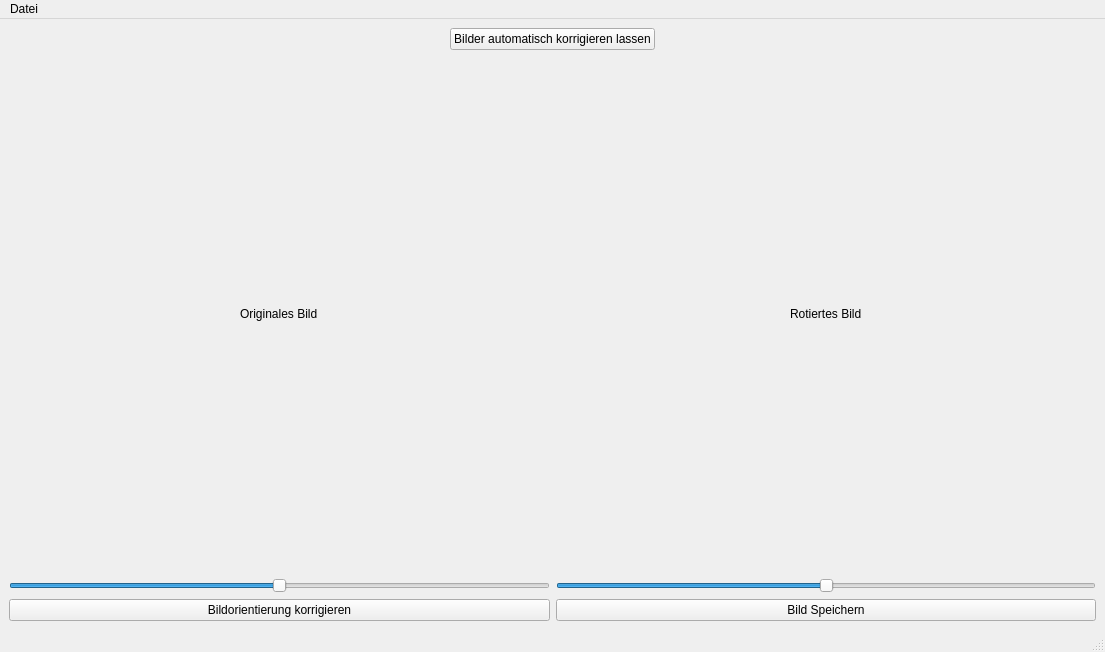
First picture: the form in ImageEditor/form.ui, repository JonasHuu/Automatische-Erkennung-und-Korrektur-der-Bildausrichtung-mithilfe-von-Convolutional-Neural-Networks, before the edit.
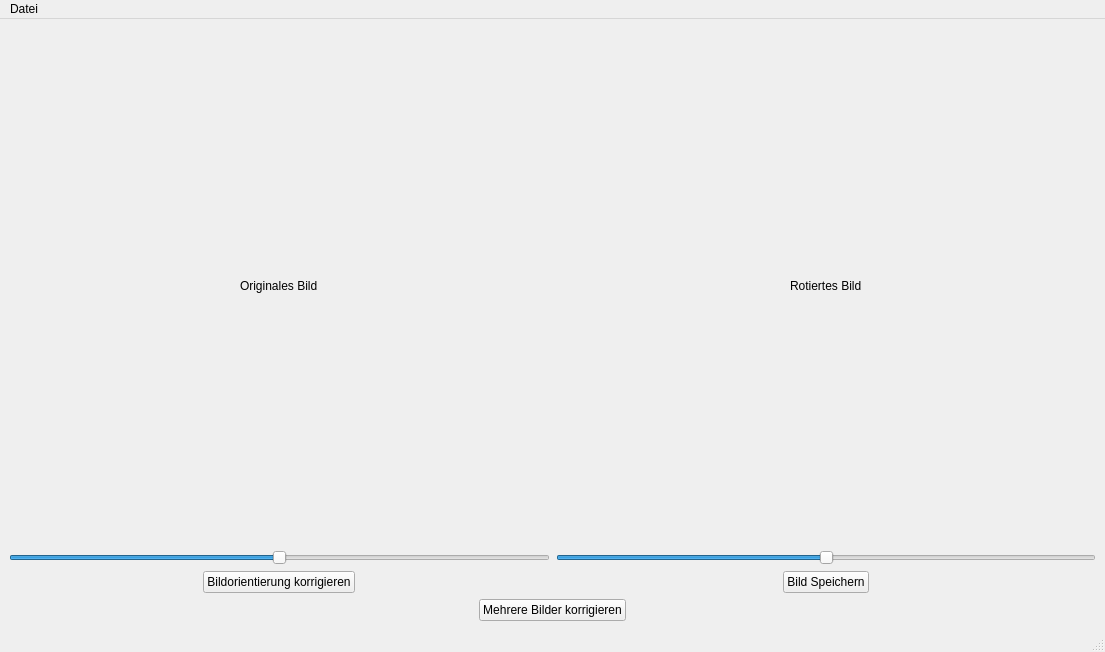
Second picture: the form after the edit.

Diff of the .ui file:
```diff
--- a/ImageEditor/form.ui
+++ b/ImageEditor/form.ui
@@ -15,13 +15,6 @@
   </property>
   <widget class="QWidget" name="centralwidget">
    <layout class="QVBoxLayout" name="verticalLayout_3">
-    <item alignment="Qt::AlignHCenter">
-     <widget class="QPushButton" name="autocorrectButton">
-      <property name="text">
-       <string>Bilder automatisch korrigieren lassen</string>
-      </property>
-     </widget>
-    </item>
     <item>
      <layout class="QHBoxLayout" name="horizontalLayout">
       <item>
@@ -52,7 +45,7 @@
           </property>
          </widget>
         </item>
-        <item>
+        <item alignment="Qt::AlignHCenter">
          <widget class="QPushButton" name="correct_rotation_button">
           <property name="text">
            <string>Bildorientierung korrigieren</string>
@@ -83,7 +76,7 @@
           </property>
          </widget>
         </item>
-        <item>
+        <item alignment="Qt::AlignHCenter">
          <widget class="QPushButton" name="save_button">
           <property name="text">
            <string>Bild Speichern</string>
@@ -94,6 +87,25 @@
       </item>
      </layout>
     </item>
+    <item alignment="Qt::AlignHCenter">
+     <widget class="QPushButton" name="autocorrectButton">
+      <property name="autoFillBackground">
+       <bool>false</bool>
+      </property>
+      <property name="styleSheet">
+       <string notr="true"/>
+      </property>
+      <property name="text">
+       <string>Mehrere Bilder korrigieren</string>
+      </property>
+      <property name="iconSize">
+       <size>
+        <width>16</width>
+        <height>20</height>
+       </size>
+      </property>
+     </widget>
+    </item>
    </layout>
   </widget>
   <widget class="QMenuBar" name="menubar">
```
